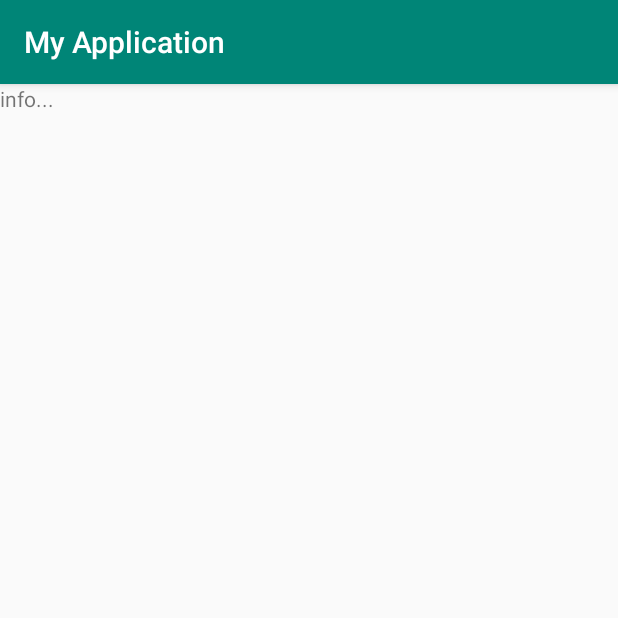
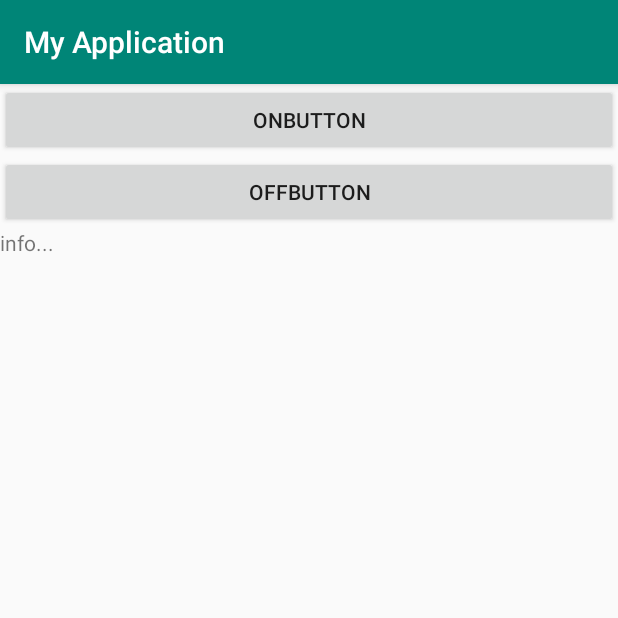
Before and after one commit to Valensolano28/BuyForAll, an Android app: the screen it shows after launch (MainActivity), on a phone screen of 412 x 824 dp, the top half of it. Run offline under Robolectric (Android 15) with nearby library versions, the phone set to English and light mode, and no system bars; libraries missing offline, so code that uses them is left out: org.altbeacon.beacon; 3 statements that could not run were skipped.

Commit message:
19/11/12

```diff
--- a/app/src/main/java/com/example/myapplication/MainActivity.java
+++ b/app/src/main/java/com/example/myapplication/MainActivity.java
@@ -1,9 +1,6 @@
 package com.example.myapplication;
 
-import android.app.Notification;
-import android.app.NotificationManager;
-import android.app.PendingIntent;
-import android.content.Context;
+import android.content.DialogInterface;
 import android.content.Intent;
 import android.net.Uri;
 import android.os.Build;
@@ -13,30 +10,28 @@ import android.os.Message;
 import android.os.RemoteException;
 import android.util.Log;
 import android.view.View;
+import android.widget.AdapterView;
+import android.widget.ArrayAdapter;
 import android.widget.Button;
+import android.widget.ListView;
 import android.widget.TextView;
 import android.widget.Toast;
 
 import androidx.annotation.RequiresApi;
+import androidx.appcompat.app.AlertDialog;
 import androidx.appcompat.app.AppCompatActivity;
 import androidx.core.app.ActivityCompat;
-import androidx.core.app.NotificationCompat;
 
 import org.altbeacon.beacon.Beacon;
 import org.altbeacon.beacon.BeaconConsumer;
 import org.altbeacon.beacon.BeaconManager;
 import org.altbeacon.beacon.BeaconParser;
-import org.altbeacon.beacon.BeaconTransmitter;
-import org.altbeacon.beacon.Identifier;
-import org.altbeacon.beacon.MonitorNotifier;
 import org.altbeacon.beacon.RangeNotifier;
 import org.altbeacon.beacon.Region;
 
-import java.lang.reflect.Array;
+import java.net.URI;
 import java.util.ArrayList;
-import java.util.Arrays;
 import java.util.Collection;
-import java.util.Collections;
 import java.util.List;
 
 import static android.Manifest.permission.ACCESS_COARSE_LOCATION;
@@ -46,25 +41,76 @@ public class MainActivity extends AppCompatActivity implements BeaconConsumer {
     private BeaconManager beaconManager;
     private List<Beacon> beaconList = new ArrayList<>();
     private TextView textView;
-    private final int Int_Major = 10010;
-    private final int Int_Minor = 54488;
+    private final int Int_Major1 = 10010;
+    private final int Int_Minor1 = 54488;
+    private final int Int_Major2 = 10004;
+    private final int Int_Minor2 = 54480;
+    private ListView listView;
+    private ArrayAdapter<String> arrayAdapter;
+    private Button onbutton;
+    private Button offbutton;
+    private List<String> list = new ArrayList();
     private final Region region = new Region("myRangingUniqueId", null, null, null);
+    private String g_ad = "google 광고";
+    private String d_ad = "daum 광고";
 
     @RequiresApi(api = Build.VERSION_CODES.LOLLIPOP)
     @Override
     protected void onCreate(Bundle savedInstanceState) {
         super.onCreate(savedInstanceState);
         setContentView(R.layout.activity_main);
+        textView = findViewById(R.id.textView);
+        listView = findViewById(R.id.listView);
+        onbutton = findViewById(R.id.onbutton);
+        offbutton = findViewById(R.id.offbutton);
 
-        textView = findViewById(R.id.textView);
-
+        arrayAdapter = new ArrayAdapter<String>(this,android.R.layout.simple_list_item_1,list);
+        listView.setAdapter(arrayAdapter);
         ActivityCompat.requestPermissions(this,
                 new String[]{ACCESS_FINE_LOCATION,
                         ACCESS_COARSE_LOCATION}, 2);
 
         beaconManager = BeaconManager.getInstanceForApplication(this);
         beaconManager.getBeaconParsers().add(new BeaconParser().setBeaconLayout("m:2-3=0215,i:4-19,i:20-21,i:22-23,p:24-24,d:25-25"));
-        beaconManager.bind(this);
+
+        onbutton.setOnClickListener(new View.OnClickListener() {
+            @Override
+            public void onClick(View v) {
+                beaconManager.bind(MainActivity.this);
+            }
+        });
+        offbutton.setOnClickListener(new View.OnClickListener() {
+            @Override
+            public void onClick(View v) {
+                try {
+                    beaconManager.stopMonitoringBeaconsInRegion(region);
+                    beaconManager.stopRangingBeaconsInRegion(region);
+                } catch (RemoteException e) { e.printStackTrace(); }
+                beaconManager.unbind(MainActivity.this);
+            }
+        });
+
+        listView.setOnItemClickListener(new AdapterView.OnItemClickListener() {
+            @Override
+            public void onItemClick(AdapterView<?> parent, View view, int position, long id) {
+                String temp = list.get(position);
+                if(temp.equals(g_ad)){
+                    dialog(temp);
+                }else if(temp.equals(d_ad)){
+                    dialog(temp);
+                }else{
+                    dialog(temp);
+                }
+            }
+        });
+
+    }
+
+    @Override
+    protected void onDestroy() {
+        super.onDestroy();
+        beaconManager.unbind(this);
+        finish();
     }
 
     @Override
@@ -78,6 +124,7 @@ public class MainActivity extends AppCompatActivity implements BeaconConsumer {
         super.onStop();
         try {
             beaconManager.stopRangingBeaconsInRegion(region);
+            beaconManager.stopMonitoringBeaconsInRegion(region);
         } catch (RemoteException e) { e.printStackTrace(); }
         beaconManager.unbind(this);
     }
@@ -96,6 +143,7 @@ public class MainActivity extends AppCompatActivity implements BeaconConsumer {
                     beaconList = (List) beacons;
 
                     Log.e("beaconList", beacons.toString());
+                    list.clear();
                     handler.sendEmptyMessage(0);
                 } else
                     Log.e("No_beaconList", beacons.toString());
@@ -103,46 +151,80 @@ public class MainActivity extends AppCompatActivity implements BeaconConsumer {
         });
     }
 
-    Handler find_beacon = new Handler() {
-        public void handleMessage(Message msg) {
-            try {
-                beaconManager.stopRangingBeaconsInRegion(region);
-                beaconManager.unbind(MainActivity.this);
-            } catch (RemoteException e) { e.printStackTrace(); }
-            Log.e("handle", "startActivity");
-            Intent intent = new Intent(Intent.ACTION_VIEW, Uri.parse("http://www.google.com"));
+    public void dialog(String msg) {
+
+        String g_url = "http://www.google.com";
+        String d_url = "http://www.daum.net";
+        String n_url = "http://www.naver.com";
+        final String url;
+        if(msg.equals(g_ad)){
+           url = g_url;
+        }else if(msg.equals(d_ad))
+            url = d_url;
+        else
+            url = n_url;
+
+        AlertDialog.Builder builder = new AlertDialog.Builder(MainActivity.this);
+        builder.setTitle(msg);
+        builder.setMessage(msg + " 연결?");
+        builder.setPositiveButton("예",
+                new DialogInterface.OnClickListener() {
+                    public void onClick(DialogInterface dialog, int which) {
+                        Intent intent = new Intent(Intent.ACTION_VIEW, Uri.parse(url));
                         startActivity(intent);
-            onStop();
                     }
-    };
+                });
+        builder.setNegativeButton("아니오",
+                new DialogInterface.OnClickListener() {
+                    public void onClick(DialogInterface dialog, int which) {
+                        Toast.makeText(getApplicationContext(),"아니오를 선택했습니다.",Toast.LENGTH_LONG).show();
+                    }
+                });
+        builder.show();
+    }
 
         Handler handler = new Handler() {
             @RequiresApi(api = Build.VERSION_CODES.LOLLIPOP)
             public void handleMessage(Message msg) {
-                for (Beacon beacon : beaconList) {
+                String beaconinfo;
+                String temp_beaconinfo ="";
+                if(beaconList.size() > 0){
+
+                    textView.setText("");
+                    for (int i = 0; i < beaconList.size(); i++) {
+                        Beacon beacon = beaconList.get(i);
                         String NAME = "Name:" + beacon.getBluetoothName();
                         String RSSI = "\nRSSI:" + beacon.getRssi();
                         String UUID = "\nUUID:" + beacon.getId1();
                         String Major = "\nMajor:" + beacon.getId2();
                         String Minor = "\nMinor:" + beacon.getId3();
-                    String Distance = "\nDistance:" + String.format("%.3f", beacon.getDistance()) + "m";
+                        String Distance = "\nDistance:" + String.format("" + "%.3f", beacon.getDistance()) + "m\n ";
                         String temp_major = Major.split(":")[1];
                         String temp_minor = Minor.split(":")[1];
-                    if (Int_Major == Integer.parseInt(temp_major) && Int_Minor == Integer.parseInt(temp_minor)) {
-                        //Log.i("beacon", "TypeCode" + beacon.getBeaconTypeCode() + " " + beacon.getManufacturer());
-                        String beaconinfo = NAME + RSSI + UUID + Major + Minor + Distance;
+                        beaconinfo = NAME + RSSI + UUID + Major + Minor + Distance;
+
+                        if (Int_Major1 == Integer.parseInt(temp_major) && Int_Minor1 == Integer.parseInt(temp_minor)) {
+                            list.add(g_ad);
                             if (beacon.getDistance() <= 1) {
-                            Log.e("beacon", "비콘 들어옴");
-                            Toast.makeText(MainActivity.this, "비콘 들어옴(" + beacon.getBluetoothName() +" "+ String.format("%.3f", beacon.getDistance()) + "m)", Toast.LENGTH_SHORT).show();
-                            beaconinfo += "\n비콘들어옴" + beacon.getBluetoothName();
-                            find_beacon.sendEmptyMessage(1);
-                        } else
-                            Log.i("beacon","비콘 찾음(" + beacon.getBluetoothName() + ")");
-                        textView.setText(beaconinfo);
+                                //거리 1m이하일때
+                                //Log.e("beacon", "비콘 1m안에 들어옴");
+                                //Toast.makeText(MainActivity.this, "비콘 들어옴(" + beacon.getBluetoothName() +" "+ String.format("%.3f", beacon.getDistance()) + "m)", Toast.LENGTH_SHORT).show();
+                                //beaconinfo += "\n비콘들어옴" + beacon.getBluetoothName();
+                                //find_beacon.sendEmptyMessage(1);
                             }
+
+                        }else if(Int_Major2 == Integer.parseInt(temp_major) && Int_Minor2 == Integer.parseInt(temp_minor)) {
+                            list.add(d_ad);
+                        }else{
+                            list.add(beacon.getBluetoothName());
+                        }
+                        Log.i("beacon", "ListAdd "+ NAME + " " + temp_major +" " + temp_minor);
+                        temp_beaconinfo += beaconinfo;
+                    }
+                    textView.append(temp_beaconinfo);
                     beaconList.clear();
             }
-               // handler.sendEmptyMessageDelayed(0, 1000);
             }
+
         };
 }
--- a/app/src/main/res/layout/activity_main.xml
+++ b/app/src/main/res/layout/activity_main.xml
@@ -10,12 +10,31 @@
         android:layout_height="match_parent"
         android:orientation="vertical">
 
+        <Button
+            android:id="@+id/onbutton"
+            android:layout_width="match_parent"
+            android:layout_height="wrap_content"
+            android:text="onButton" />
+
+        <Button
+            android:id="@+id/offbutton"
+            android:layout_width="match_parent"
+            android:layout_height="wrap_content"
+            android:text="offButton" />
+
         <TextView
             android:id="@+id/textView"
             android:layout_width="wrap_content"
             android:layout_height="wrap_content"
             android:text="info..." />
 
+        <ListView
+            android:id="@+id/listView"
+            android:layout_width="match_parent"
+            android:layout_height="match_parent" >
+
+        </ListView>
+
     </LinearLayout>
 
 
```
Lines whose indentation alone changed are shown as unchanged.
